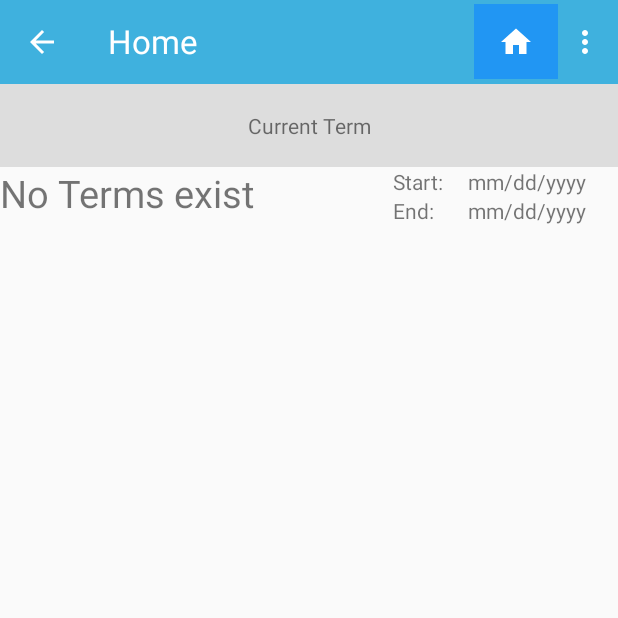
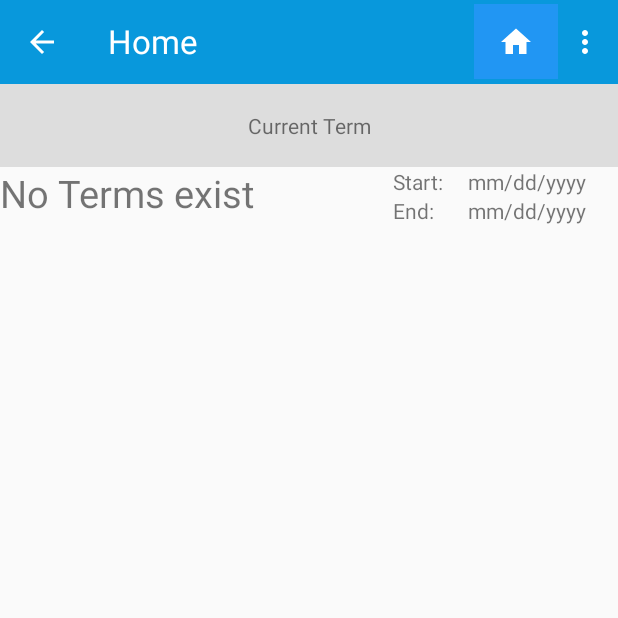
Before and after one commit to holdwhatdoor/C196Project, an Android app: the screen it shows after launch (MainActivity), on a phone screen of 412 x 824 dp, the top half of it. Run offline under Robolectric (Android 15) with nearby library versions, the phone set to English and light mode, and no system bars; our stand-ins replace ButterKnife, Room's generated code.

Commit message:
Changes:  Layout updates, appbar background color and menu dropdown on all pages
Coordinated all pages menu bar to same color, added drop down navigation to home and term page

App Status:
Functioning:
Main page with TermActivity page navigation

TermActivity page displays allows insert of input data into Term table, allows deletion of all terms and navigation to TermEdit page based on recyclerview edit button selection.

TermEdit page: displays selected term data in edit text boxes.  Can insert an associated course via input elements and add button.  Can delete all courses in database.  Can delete selected Term. Can update selected term info without encroaching on other term dates or excluding assigned courses from the start and end date constraints.
NEEDS: Remove Delete all courses button and functionality

CourseEdit page: displays selected course data in edit text boxes.  Can insert an associated assessment via input elements and add button.  Set alert checkboxes functional on a view level and checking/unchecking alert boxes for start and end dates.  Can delete all assessments in the database.  Add Note button navigates to note activity page and sets notes in edit text.  Can update course info. Can share notes via ShareNotes class activity page
NEEDS: Remove delete all courses button and functionality

AssesmentEdit page: displays selected assessment data in edit text boxes.  Check boxes for setting alerts on date. Update info on save button funcitoning
NEEDS:  Need to establish alerts to trigger on an assessment with an alert set.

```diff
--- a/app/src/main/java/com/example/c196project/TermActivity.java
+++ b/app/src/main/java/com/example/c196project/TermActivity.java
@@ -277,6 +277,9 @@ public class TermActivity extends AppCompatActivity implements View.OnClickListe
         }
     }
 
+    /**
+     *  Creates menu drop down and functionality
+     */
     @Override
     public boolean onCreateOptionsMenu(Menu menu) {
 
@@ -306,7 +309,7 @@ public class TermActivity extends AppCompatActivity implements View.OnClickListe
                 this.startActivity(termIntent);
                 return true;
             default:
-                return true /*super.onOptionsItemSelected(item)*/;
+                return true;
         }
     }
 
--- a/app/src/main/res/layout/activity_assess_edit.xml
+++ b/app/src/main/res/layout/activity_assess_edit.xml
@@ -15,6 +15,7 @@
         <LinearLayout
             android:layout_width="match_parent"
             android:layout_height="wrap_content"
+            android:background="@color/colorHeaders"
             android:orientation="vertical">
 
             <include
@@ -39,7 +40,7 @@
             <LinearLayout
                 android:layout_width="match_parent"
                 android:layout_height="wrap_content"
-                android:orientation="horizontal">
+                android:orientation="vertical">
 
                 <EditText
                     android:id="@+id/enter_assess_name"
@@ -51,7 +52,6 @@
                     android:layout_width="match_parent"
                     android:layout_height="wrap_content"
                     android:orientation="vertical">
-
 
 
                     <LinearLayout
--- a/app/src/main/res/layout/activity_main.xml
+++ b/app/src/main/res/layout/activity_main.xml
@@ -17,6 +17,7 @@ tools:context="com.example.c196project.MainActivity">
     <LinearLayout
         android:layout_width="match_parent"
         android:layout_height="match_parent"
+        android:background="@color/colorHeaders"
         android:orientation="horizontal">
 
         <include
--- a/app/src/main/res/layout/activity_term.xml
+++ b/app/src/main/res/layout/activity_term.xml
@@ -17,6 +17,7 @@
         <LinearLayout
             android:layout_width="match_parent"
             android:layout_height="wrap_content"
+            android:background="@color/colorHeaders"
             android:orientation="vertical">
 
             <include
--- a/app/src/main/res/layout/activity_term_edit.xml
+++ b/app/src/main/res/layout/activity_term_edit.xml
@@ -16,6 +16,7 @@
         <LinearLayout
             android:layout_width="match_parent"
             android:layout_height="wrap_content"
+            android:background="@color/colorHeaders"
             android:orientation="horizontal">
 
             <include
--- a/app/src/main/res/layout/note.xml
+++ b/app/src/main/res/layout/note.xml
@@ -1,7 +1,7 @@
 <?xml version="1.0" encoding="utf-8"?>
 <ScrollView xmlns:android="http://schemas.android.com/apk/res/android"
-    android:layout_width="350dp"
-    android:layout_height="300dp">
+    android:layout_width="match_parent"
+    android:layout_height="match_parent">
     <LinearLayout
         android:layout_width="match_parent"
         android:layout_height="match_parent"
--- a/app/src/main/res/menu/menu_items.xml
+++ b/app/src/main/res/menu/menu_items.xml
@@ -16,20 +16,4 @@
         android:textColor="@color/colorTextOnBlue">
     </item>
 
-    <item
-        android:id="@+id/menu_courses"
-        android:title="@string/course_list"
-        android:layout_height="match_parent"
-        android:textColor="@color/colorTextOnBlue"
-        >
-    </item>
-
-    <item
-        android:id="@+id/menu_tests"
-        android:title="@string/assess_list"
-        android:textColor="@color/colorTextOnBlue"
-        >
-    </item>
-
-
 </menu>
```
Also changed, not shown: app/src/main/java/com/example/c196project/AssessmentEdit.java (+36 -0 lines), app/src/main/java/com/example/c196project/CourseEdit.java (+39 -0 lines), app/src/main/java/com/example/c196project/TermEdit.java (+38 -0 lines).
